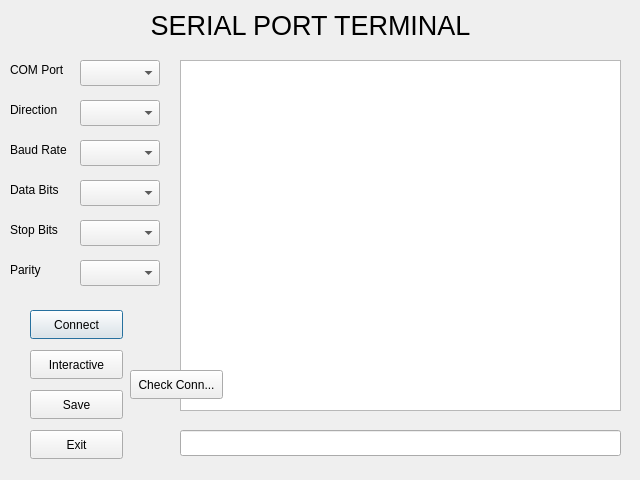
Old version of the form Application/_app_drone/_drone_serial_terminal.ui in the repository mend0z0/Drone.
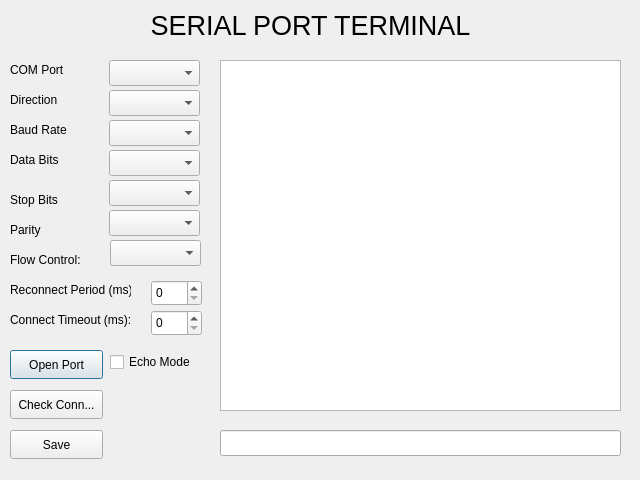
New version of the form.

Patch:
```diff
--- a/Application/_app_drone/_drone_serial_terminal.ui
+++ b/Application/_app_drone/_drone_serial_terminal.ui
@@ -30,7 +30,7 @@
    <property name="geometry">
     <rect>
      <x>10</x>
-     <y>140</y>
+     <y>120</y>
      <width>63</width>
      <height>20</height>
     </rect>
@@ -43,7 +43,7 @@
    <property name="geometry">
     <rect>
      <x>10</x>
-     <y>220</y>
+     <y>190</y>
      <width>63</width>
      <height>20</height>
     </rect>
@@ -56,7 +56,7 @@
    <property name="geometry">
     <rect>
      <x>10</x>
-     <y>260</y>
+     <y>220</y>
      <width>63</width>
      <height>20</height>
     </rect>
@@ -69,7 +69,7 @@
    <property name="geometry">
     <rect>
      <x>10</x>
-     <y>180</y>
+     <y>150</y>
      <width>63</width>
      <height>20</height>
     </rect>
@@ -82,7 +82,7 @@
    <property name="geometry">
     <rect>
      <x>10</x>
-     <y>100</y>
+     <y>90</y>
      <width>63</width>
      <height>20</height>
     </rect>
@@ -94,9 +94,9 @@
   <widget class="QComboBox" name="comboBox">
    <property name="geometry">
     <rect>
-     <x>80</x>
+     <x>109</x>
      <y>60</y>
-     <width>80</width>
+     <width>91</width>
      <height>26</height>
     </rect>
    </property>
@@ -104,9 +104,9 @@
   <widget class="QComboBox" name="comboBox_2">
    <property name="geometry">
     <rect>
-     <x>80</x>
-     <y>100</y>
-     <width>80</width>
+     <x>109</x>
+     <y>90</y>
+     <width>91</width>
      <height>26</height>
     </rect>
    </property>
@@ -114,9 +114,9 @@
   <widget class="QComboBox" name="comboBox_3">
    <property name="geometry">
     <rect>
-     <x>80</x>
-     <y>140</y>
-     <width>80</width>
+     <x>109</x>
+     <y>120</y>
+     <width>91</width>
      <height>26</height>
     </rect>
    </property>
@@ -124,9 +124,9 @@
   <widget class="QComboBox" name="comboBox_4">
    <property name="geometry">
     <rect>
-     <x>80</x>
-     <y>180</y>
-     <width>80</width>
+     <x>109</x>
+     <y>150</y>
+     <width>91</width>
      <height>26</height>
     </rect>
    </property>
@@ -134,9 +134,9 @@
   <widget class="QComboBox" name="comboBox_5">
    <property name="geometry">
     <rect>
-     <x>80</x>
-     <y>220</y>
-     <width>80</width>
+     <x>109</x>
+     <y>180</y>
+     <width>91</width>
      <height>26</height>
     </rect>
    </property>
@@ -144,9 +144,9 @@
   <widget class="QComboBox" name="comboBox_6">
    <property name="geometry">
     <rect>
-     <x>80</x>
-     <y>260</y>
-     <width>80</width>
+     <x>109</x>
+     <y>210</y>
+     <width>91</width>
      <height>26</height>
     </rect>
    </property>
@@ -154,9 +154,9 @@
   <widget class="QTextEdit" name="textEdit">
    <property name="geometry">
     <rect>
-     <x>180</x>
+     <x>220</x>
      <y>60</y>
-     <width>441</width>
+     <width>401</width>
      <height>351</height>
     </rect>
    </property>
@@ -164,9 +164,9 @@
   <widget class="QLineEdit" name="lineEdit">
    <property name="geometry">
     <rect>
-     <x>180</x>
+     <x>220</x>
      <y>430</y>
-     <width>441</width>
+     <width>401</width>
      <height>26</height>
     </rect>
    </property>
@@ -174,21 +174,21 @@
   <widget class="QPushButton" name="pushButton">
    <property name="geometry">
     <rect>
-     <x>30</x>
-     <y>310</y>
+     <x>10</x>
+     <y>350</y>
      <width>93</width>
      <height>29</height>
     </rect>
    </property>
    <property name="text">
-    <string>Connect</string>
+    <string>Open Port</string>
    </property>
   </widget>
   <widget class="QPushButton" name="pushButton_2">
    <property name="geometry">
     <rect>
-     <x>30</x>
-     <y>390</y>
+     <x>10</x>
+     <y>430</y>
      <width>93</width>
      <height>29</height>
     </rect>
@@ -197,19 +197,6 @@
     <string>Save</string>
    </property>
   </widget>
-  <widget class="QPushButton" name="pushButton_3">
-   <property name="geometry">
-    <rect>
-     <x>30</x>
-     <y>430</y>
-     <width>93</width>
-     <height>29</height>
-    </rect>
-   </property>
-   <property name="text">
-    <string>Exit</string>
-   </property>
-  </widget>
   <widget class="QLabel" name="label_7">
    <property name="geometry">
     <rect>
@@ -223,24 +210,11 @@
     <string>&lt;html&gt;&lt;head/&gt;&lt;body&gt;&lt;p align=&quot;center&quot;&gt;&lt;span style=&quot; font-size:20pt;&quot;&gt;SERIAL PORT TERMINAL&lt;/span&gt;&lt;/p&gt;&lt;/body&gt;&lt;/html&gt;</string>
    </property>
   </widget>
-  <widget class="QPushButton" name="pushButton_4">
-   <property name="geometry">
-    <rect>
-     <x>30</x>
-     <y>350</y>
-     <width>93</width>
-     <height>29</height>
-    </rect>
-   </property>
-   <property name="text">
-    <string>Interactive</string>
-   </property>
-  </widget>
   <widget class="QPushButton" name="pushButton_5">
    <property name="geometry">
     <rect>
-     <x>130</x>
-     <y>370</y>
+     <x>10</x>
+     <y>390</y>
      <width>93</width>
      <height>29</height>
     </rect>
@@ -249,6 +223,94 @@
     <string>Check Conn...</string>
    </property>
   </widget>
+  <widget class="QLabel" name="label_8">
+   <property name="geometry">
+    <rect>
+     <x>10</x>
+     <y>250</y>
+     <width>81</width>
+     <height>20</height>
+    </rect>
+   </property>
+   <property name="text">
+    <string>Flow Control:</string>
+   </property>
+  </widget>
+  <widget class="QComboBox" name="comboBox_7">
+   <property name="geometry">
+    <rect>
+     <x>110</x>
+     <y>240</y>
+     <width>91</width>
+     <height>26</height>
+    </rect>
+   </property>
+  </widget>
+  <widget class="QLabel" name="label_9">
+   <property name="geometry">
+    <rect>
+     <x>10</x>
+     <y>280</y>
+     <width>121</width>
+     <height>20</height>
+    </rect>
+   </property>
+   <property name="text">
+    <string>Reconnect Period (ms):</string>
+   </property>
+  </widget>
+  <widget class="QSpinBox" name="spinBox">
+   <property name="geometry">
+    <rect>
+     <x>151</x>
+     <y>280</y>
+     <width>51</width>
+     <height>26</height>
+    </rect>
+   </property>
+   <property name="maximum">
+    <number>999</number>
+   </property>
+   <property name="displayIntegerBase">
+    <number>10</number>
+   </property>
+  </widget>
+  <widget class="QSpinBox" name="spinBox_2">
+   <property name="geometry">
+    <rect>
+     <x>151</x>
+     <y>310</y>
+     <width>51</width>
+     <height>26</height>
+    </rect>
+   </property>
+  </widget>
+  <widget class="QLabel" name="label_10">
+   <property name="geometry">
+    <rect>
+     <x>10</x>
+     <y>310</y>
+     <width>121</width>
+     <height>20</height>
+    </rect>
+   </property>
+   <property name="text">
+    <string>Connect Timeout (ms):</string>
+   </property>
+  </widget>
+  <widget class="QCheckBox" name="checkBox">
+   <property name="geometry">
+    <rect>
+     <x>110</x>
+     <y>350</y>
+     <width>101</width>
+     <height>24</height>
+    </rect>
+   </property>
+   <property name="text">
+    <string>Echo Mode</string>
+   </property>
+  </widget>
  </widget>
  <resources/>
  <connections/>
```
